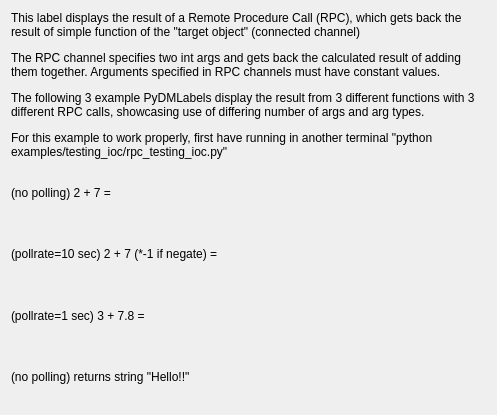
First picture: the form in examples/rpc/rpc_labels.ui, repository slaclab/pydm, before the edit.
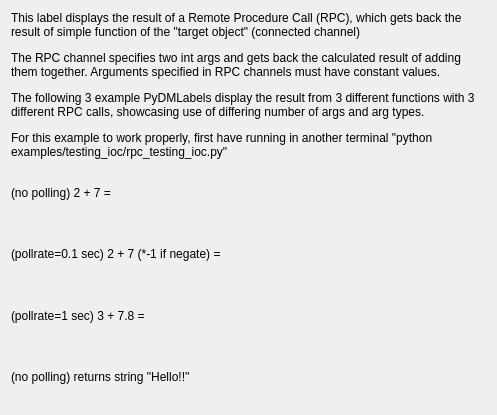
Second picture: the form after the edit. Custom widgets are drawn as their Qt base class.

Commit message:
BUG: Have rpc requesting polling only launch 1 thread
And have the thread be killed if the pydm window closes.
Also now correctly have pollrate value as float.

The edit to the form file:
```diff
--- a/examples/rpc/rpc_labels.ui
+++ b/examples/rpc/rpc_labels.ui
@@ -83,7 +83,7 @@
        <item>
         <widget class="QLabel" name="label_3">
          <property name="text">
-          <string>(pollrate=10 sec) 2 + 7 (*-1 if negate) =</string>
+          <string>(pollrate=0.1 sec) 2 + 7 (*-1 if negate) =</string>
          </property>
         </widget>
        </item>
```
Left out of the diff: 4 changed lines with no effect on the pictures. The commit also changes 1 other file.
